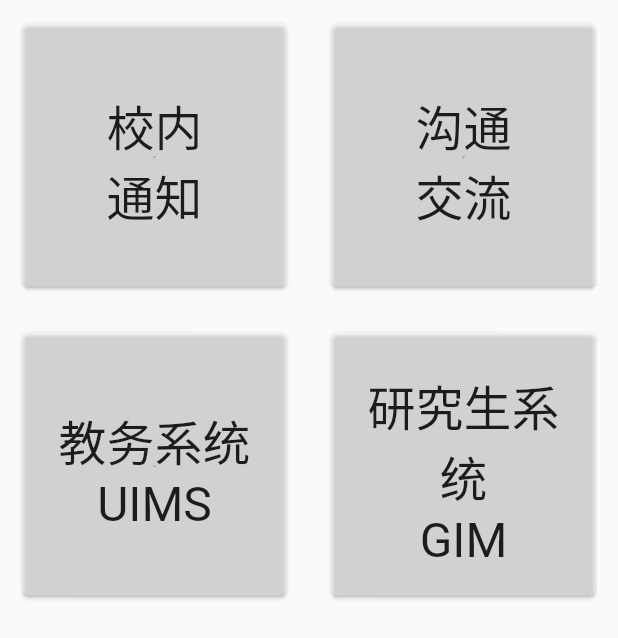
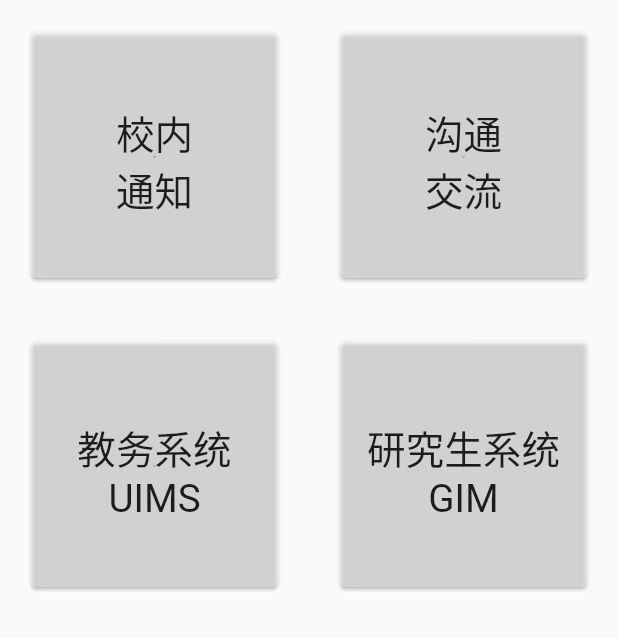
Before and after one commit to 276562578/jlu_helper, a Flutter app: the screen it shows after launch, on a phone screen of 412 x 824 dp. Shown: the top 638 px of the screen. Run offline on Flutter 3.47's test engine with Material 2 defaults, Android fonts, the phone set to English and light mode, and no system bars; drawn by our look-alikes of auto_size_text.

Commit message:
子组件响应式UI

```diff
--- a/lib/mainbody.dart
+++ b/lib/mainbody.dart
@@ -1,21 +1,27 @@
+import 'dart:ui';
+import 'package:auto_size_text/auto_size_text.dart';
 import 'package:flutter/material.dart';
 
 class MainBody extends StatelessWidget{
   @override
   Widget build(BuildContext context) {
     Widget _mainCard(String txt) {
+      return LayoutBuilder(
+        builder:(BuildContext context,BoxConstraints constraints){
           return Card(
             child: ListTile(
               title: Center(
-              child: Text(
+                  child: AutoSizeText(
                     txt,
                     textAlign: TextAlign.center,
-                textScaleFactor: 2,
+                      style: TextStyle(fontSize: 1/8*constraints.maxWidth),
                   )),
               onTap: () => print("tap"),
             ),
-        margin: EdgeInsets.all(15),
+            margin: EdgeInsets.all(1/10*constraints.maxWidth),
             color: Colors.white38,
+          );
+        }
           );
     }
     // TODO: implement build
--- a/pubspec.yaml
+++ b/pubspec.yaml
@@ -36,6 +36,7 @@ dependencies:
   cupertino_icons: ^1.0.2
   websafe_svg: ^2.0.0+1
   flutter_staggered_grid_view: ^0.4.1
+  auto_size_text: ^3.0.0-nullsafety.0
 
 dev_dependencies:
   flutter_test:
```
Also changed, not shown: pubspec.lock, 1 other file. Lines whose indentation alone changed are shown as unchanged.
